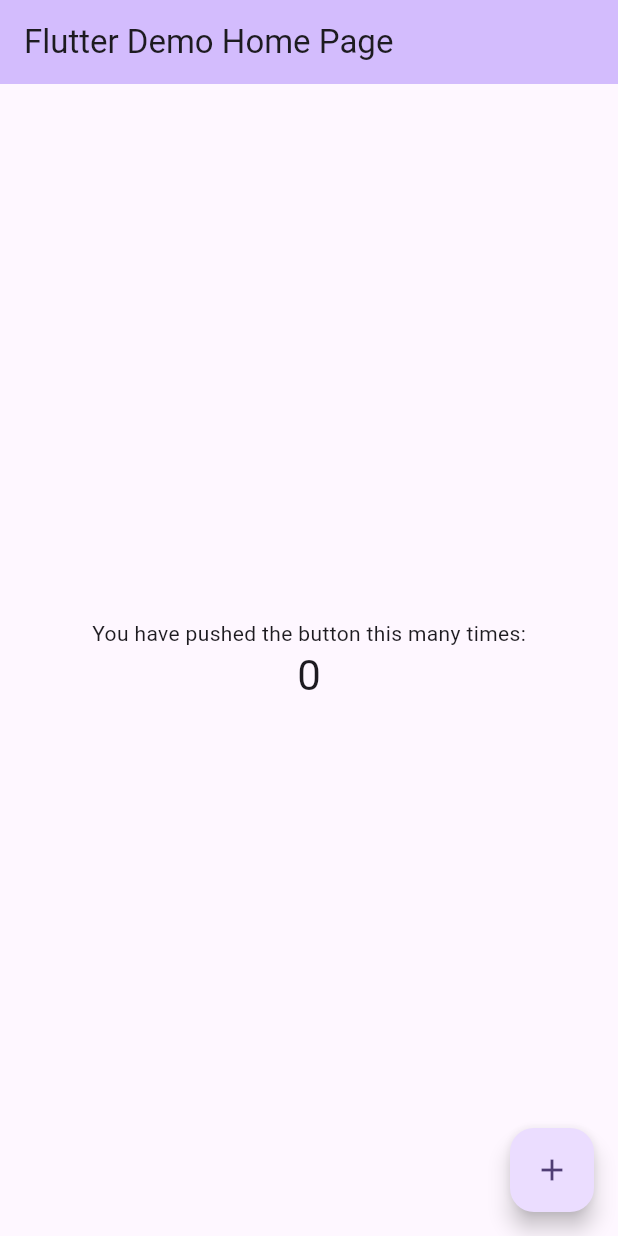
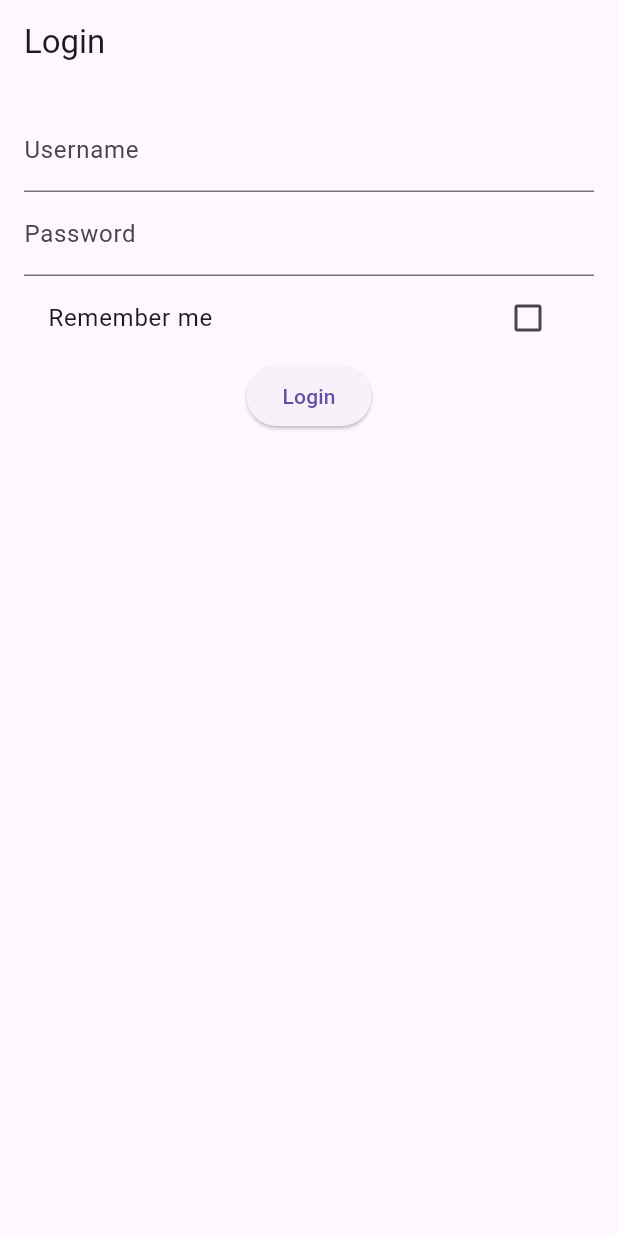
Before and after one commit to OscarMez/examen_final_mezquita_rec, a Flutter app: the screen it shows after launch, on a phone screen of 412 x 824 dp. Run offline on Flutter 3.47's test engine with Material 3 defaults, Android fonts, the light colour scheme and no system bars; our stand-ins replace shared_preferences.

Commit message:
exercici 1 i 2 fets

```diff
--- /dev/null
+++ b/devtools_options.yaml
@@ -0,0 +1,3 @@
+description: This file stores settings for Dart & Flutter DevTools.
+documentation: https://docs.flutter.dev/tools/devtools/extensions#configure-extension-enablement-states
+extensions:
--- a/lib/main.dart
+++ b/lib/main.dart
@@ -1,125 +1,38 @@
 import 'package:flutter/material.dart';
+import 'package:provider/provider.dart';
+import 'screens/login_screen.dart'; // Importa la pantalla de inicio de sesión
+import 'screens/home_screen.dart'; // Importa la pantalla principal
+import 'screens/detail_screen.dart'; // Importa la pantalla de detalles del usuario
+import 'services/services.dart'; // Importa el servicio
 
 void main() {
-  runApp(const MyApp());
+  runApp(
+    MultiProvider(
+      providers: [
+        ChangeNotifierProvider(create: (_) => Service()), // Provee el UserService
+      ],
+      child: MyApp(),
+    ),
+  );
 }
 
 class MyApp extends StatelessWidget {
-  const MyApp({super.key});
-
-  // This widget is the root of your application.
   @override
   Widget build(BuildContext context) {
     return MaterialApp(
-      title: 'Flutter Demo',
+      debugShowCheckedModeBanner: false,
+      title: 'CRUD amb Beeceptor',
       theme: ThemeData(
-        // This is the theme of your application.
-        //
-        // TRY THIS: Try running your application with "flutter run". You'll see
-        // the application has a purple toolbar. Then, without quitting the app,
-        // try changing the seedColor in the colorScheme below to Colors.green
-        // and then invoke "hot reload" (save your changes or press the "hot
-        // reload" button in a Flutter-supported IDE, or press "r" if you used
-        // the command line to start the app).
-        //
-        // Notice that the counter didn't reset back to zero; the application
-        // state is not lost during the reload. To reset the state, use hot
-        // restart instead.
-        //
-        // This works for code too, not just values: Most code changes can be
-        // tested with just a hot reload.
-        colorScheme: ColorScheme.fromSeed(seedColor: Colors.deepPurple),
-        useMaterial3: true,
+        primarySwatch: Colors.blue,
       ),
-      home: const MyHomePage(title: 'Flutter Demo Home Page'),
+      initialRoute: '/login', // Ruta inicial
+      routes: {
+        '/login': (context) => LoginScreen(), // Pantalla de inicio de sesión
+        '/home': (context) => HomeScreen(), // Pantalla principal
+        '/userDetail': (context) => DetailScreen(
+              user: ModalRoute.of(context)!.settings.arguments as Map<String, dynamic>,
+            ), // Pantalla de detalles del usuario
+      },
     );
   }
 }
-
-class MyHomePage extends StatefulWidget {
-  const MyHomePage({super.key, required this.title});
-
-  // This widget is the home page of your application. It is stateful, meaning
-  // that it has a State object (defined below) that contains fields that affect
-  // how it looks.
-
-  // This class is the configuration for the state. It holds the values (in this
-  // case the title) provided by the parent (in this case the App widget) and
-  // used by the build method of the State. Fields in a Widget subclass are
-  // always marked "final".
-
-  final String title;
-
-  @override
-  State<MyHomePage> createState() => _MyHomePageState();
-}
-
-class _MyHomePageState extends State<MyHomePage> {
-  int _counter = 0;
-
-  void _incrementCounter() {
-    setState(() {
-      // This call to setState tells the Flutter framework that something has
-      // changed in this State, which causes it to rerun the build method below
-      // so that the display can reflect the updated values. If we changed
-      // _counter without calling setState(), then the build method would not be
-      // called again, and so nothing would appear to happen.
-      _counter++;
-    });
-  }
-
-  @override
-  Widget build(BuildContext context) {
-    // This method is rerun every time setState is called, for instance as done
-    // by the _incrementCounter method above.
-    //
-    // The Flutter framework has been optimized to make rerunning build methods
-    // fast, so that you can just rebuild anything that needs updating rather
-    // than having to individually change instances of widgets.
-    return Scaffold(
-      appBar: AppBar(
-        // TRY THIS: Try changing the color here to a specific color (to
-        // Colors.amber, perhaps?) and trigger a hot reload to see the AppBar
-        // change color while the other colors stay the same.
-        backgroundColor: Theme.of(context).colorScheme.inversePrimary,
-        // Here we take the value from the MyHomePage object that was created by
-        // the App.build method, and use it to set our appbar title.
-        title: Text(widget.title),
-      ),
-      body: Center(
-        // Center is a layout widget. It takes a single child and positions it
-        // in the middle of the parent.
-        child: Column(
-          // Column is also a layout widget. It takes a list of children and
-          // arranges them vertically. By default, it sizes itself to fit its
-          // children horizontally, and tries to be as tall as its parent.
-          //
-          // Column has various properties to control how it sizes itself and
-          // how it positions its children. Here we use mainAxisAlignment to
-          // center the children vertically; the main axis here is the vertical
-          // axis because Columns are vertical (the cross axis would be
-          // horizontal).
-          //
-          // TRY THIS: Invoke "debug painting" (choose the "Toggle Debug Paint"
-          // action in the IDE, or press "p" in the console), to see the
-          // wireframe for each widget.
-          mainAxisAlignment: MainAxisAlignment.center,
-          children: <Widget>[
-            const Text(
-              'You have pushed the button this many times:',
-            ),
-            Text(
-              '$_counter',
-              style: Theme.of(context).textTheme.headlineMedium,
-            ),
-          ],
-        ),
-      ),
-      floatingActionButton: FloatingActionButton(
-        onPressed: _incrementCounter,
-        tooltip: 'Increment',
-        child: const Icon(Icons.add),
-      ), // This trailing comma makes auto-formatting nicer for build methods.
-    );
-  }
-}
--- /dev/null
+++ b/lib/screens/login_screen.dart
@@ -0,0 +1,102 @@
+import 'package:flutter/material.dart';
+import 'package:shared_preferences/shared_preferences.dart';
+
+class LoginScreen extends StatefulWidget {
+  @override
+  _LoginScreenState createState() => _LoginScreenState();
+}
+
+class _LoginScreenState extends State<LoginScreen> {
+  final _formKey = GlobalKey<FormState>();
+  final _usernameController = TextEditingController();
+  final _passwordController = TextEditingController();
+  bool _rememberMe = false;
+
+  @override
+  void initState() {
+    super.initState();
+    _loadSavedCredentials();
+  }
+
+  _loadSavedCredentials() async {
+    SharedPreferences prefs = await SharedPreferences.getInstance();
+    setState(() {
+      _usernameController.text = prefs.getString('username') ?? '';
+      _passwordController.text = prefs.getString('password') ?? '';
+      _rememberMe = prefs.getBool('rememberMe') ?? false;
+    });
+  }
+
+  _saveCredentials() async {
+    SharedPreferences prefs = await SharedPreferences.getInstance();
+    if (_rememberMe) {
+      await prefs.setString('username', _usernameController.text);
+      await prefs.setString('password', _passwordController.text);
+      await prefs.setBool('rememberMe', _rememberMe);
+    } else {
+      await prefs.remove('username');
+      await prefs.remove('password');
+      await prefs.remove('rememberMe');
+    }
+  }
+
+  _navigateToHome() {
+    Navigator.pushReplacementNamed(context, '/home');
+  }
+
+  @override
+  Widget build(BuildContext context) {
+    return Scaffold(
+      appBar: AppBar(title: Text('Login')),
+      body: Padding(
+        padding: const EdgeInsets.all(16.0),
+        child: Form(
+          key: _formKey,
+          child: Column(
+            children: [
+              TextFormField(
+                controller: _usernameController,
+                decoration: InputDecoration(labelText: 'Username'),
+                validator: (value) {
+                  if (value!.isEmpty) {
+                    return 'Please enter a username';
+                  }
+                  return null;
+                },
+              ),
+              TextFormField(
+                controller: _passwordController,
+                decoration: InputDecoration(labelText: 'Password'),
+                obscureText: true,
+                validator: (value) {
+                  if (value!.isEmpty) {
+                    return 'Please enter a password';
+                  }
+                  return null;
+                },
+              ),
+              CheckboxListTile(
+                title: Text('Remember me'),
+                value: _rememberMe,
+                onChanged: (value) {
+                  setState(() {
+                    _rememberMe = value!;
+                  });
+                },
+              ),
+              ElevatedButton(
+                onPressed: () {
+                  if (_formKey.currentState!.validate()) {
+                    _saveCredentials();
+                    _navigateToHome();
+                  }
+                },
+                child: Text('Login'),
+              ),
+            ],
+          ),
+        ),
+      ),
+    );
+  }
+}
--- a/pubspec.yaml
+++ b/pubspec.yaml
@@ -34,6 +34,9 @@ dependencies:
   # The following adds the Cupertino Icons font to your application.
   # Use with the CupertinoIcons class for iOS style icons.
   cupertino_icons: ^1.0.8
+  provider: ^6.1.2
+  shared_preferences: ^2.5.2
+  http: ^1.3.0
 
 dev_dependencies:
   flutter_test:
```
Also changed, not shown: lib/screens/detail_screen.dart (added, +31 -0 lines), lib/screens/home_screen.dart (added, +149 -0 lines), lib/services/services.dart (added, +74 -0 lines), pubspec.lock, 1 other file.
